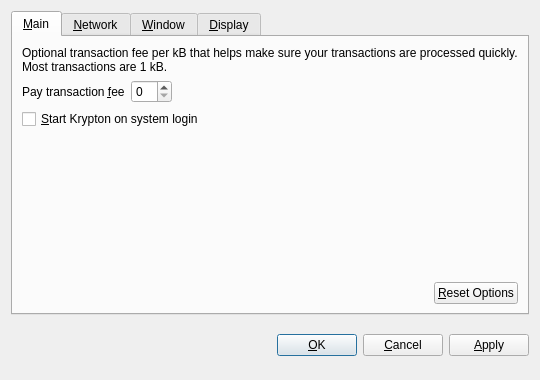
Qt form src/qt/forms/optionsdialog.ui (aalonzolu/Krypton) before a commit.
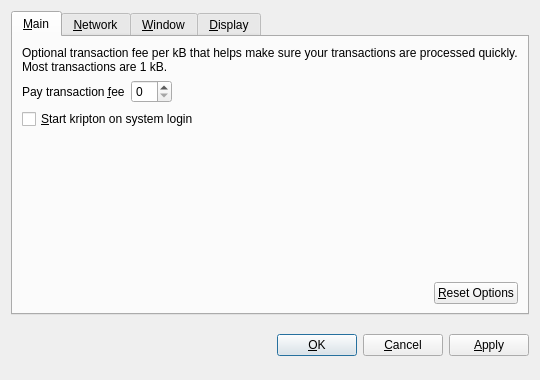
The same form after that commit. Custom widgets are drawn as their Qt base class.

```diff
--- a/src/qt/forms/optionsdialog.ui
+++ b/src/qt/forms/optionsdialog.ui
@@ -82,7 +82,7 @@
           <string>Automatically start Krypton after logging in to the system.</string>
          </property>
          <property name="text">
-          <string>&amp;Start Krypton on system login</string>
+          <string>&amp;Start kripton on system login</string>
          </property>
         </widget>
        </item>
```
Left out of the diff: 10 changed lines with no effect on the pictures.
